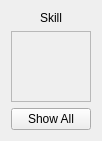
Above: Forms/jobperson.ui from Sobrah/Linkedin before the change. Below: the same form after it.
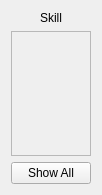
That is the form after the change.

```diff
--- a/Forms/jobperson.ui
+++ b/Forms/jobperson.ui
@@ -7,7 +7,7 @@
     <x>0</x>
     <y>0</y>
     <width>100</width>
-    <height>141</height>
+    <height>195</height>
    </rect>
   </property>
   <layout class="QVBoxLayout" name="verticalLayout">
@@ -32,7 +32,7 @@
         <x>0</x>
         <y>0</y>
         <width>80</width>
-        <height>69</height>
+        <height>123</height>
        </rect>
       </property>
       <layout class="QVBoxLayout" name="verticalLayout_2">
```
Left out of the diff: 2 changed lines with no effect on the pictures.
